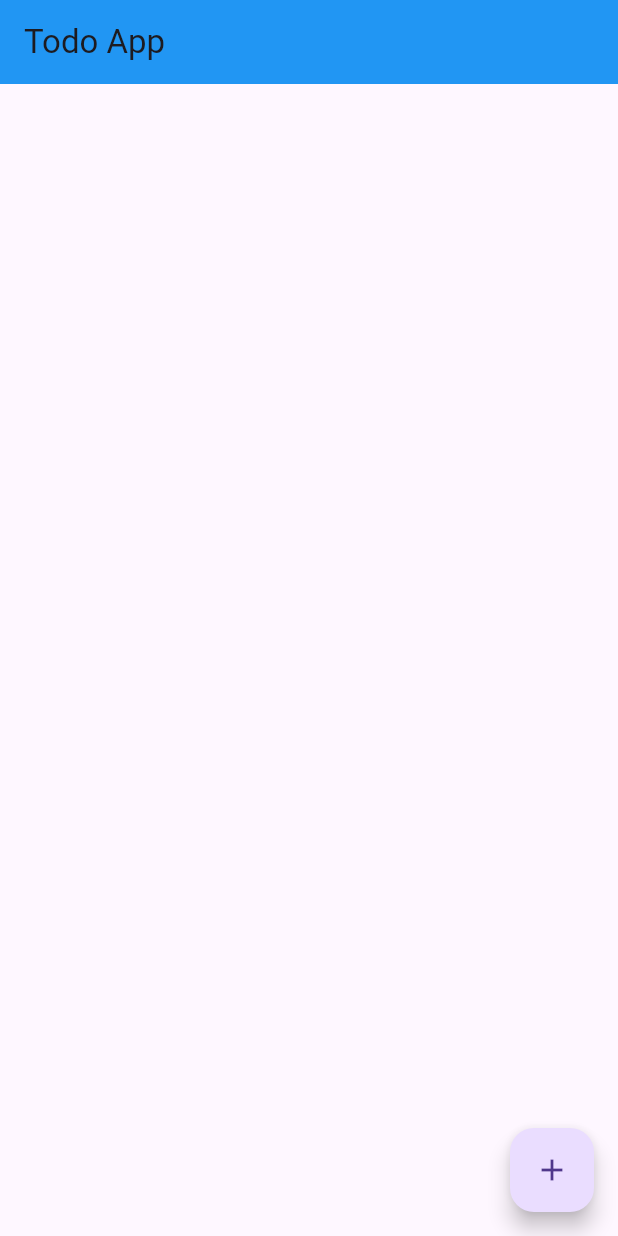
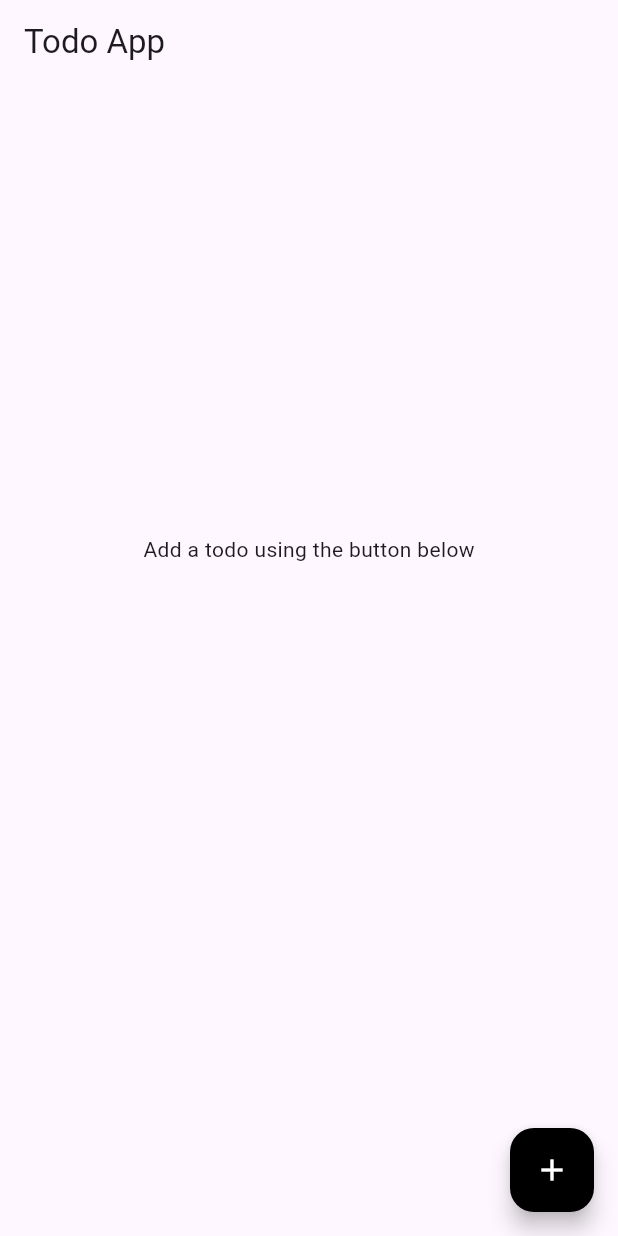
Before and after one commit to aldopaganijr/TodoApp, a Flutter app: the screen it shows after launch, on a phone screen of 412 x 824 dp. Run offline on Flutter 3.47's test engine with Material 3 defaults, Android fonts, the phone set to English and light mode, and no system bars; our stand-ins replace flutter_riverpod, flutter_slidable.

Commit message:
added some styling to the app, version 1 wrapped up

```diff
--- a/lib/main.dart
+++ b/lib/main.dart
@@ -11,6 +11,11 @@ class MyApp extends StatelessWidget {
 
   @override
   Widget build(BuildContext context) {
-    return MaterialApp(home: MyHomePage());
+    return MaterialApp(
+      theme: ThemeData(
+        appBarTheme: const AppBarTheme(backgroundColor: Colors.transparent),
+      ),
+      home: MyHomePage(),
+    );
   }
 }
--- a/lib/pages/add.dart
+++ b/lib/pages/add.dart
@@ -9,7 +9,7 @@ class AddTodo extends ConsumerWidget {
   Widget build(BuildContext context, WidgetRef ref) {
     TextEditingController todoController = TextEditingController();
     return Scaffold(
-      appBar: AppBar(title: Text('Add Todo'), backgroundColor: Colors.blue),
+      appBar: AppBar(title: Text('Add Todo')),
       body: Center(
         child: Column(
           mainAxisSize: MainAxisSize.min,
--- a/lib/pages/completed.dart
+++ b/lib/pages/completed.dart
@@ -13,7 +13,7 @@ class CompletedTodo extends ConsumerWidget {
     List<Todo> completedTodos =
         todos.where((todo) => todo.completed == true).toList();
     return Scaffold(
-      appBar: AppBar(title: Text('Todo App'), backgroundColor: Colors.blue),
+      appBar: AppBar(title: Text('Todo App')),
       body: ListView.builder(
         itemCount: completedTodos.length,
         itemBuilder: (context, index) {
@@ -23,15 +23,24 @@ class CompletedTodo extends ConsumerWidget {
               children: [
                 SlidableAction(
                   onPressed:
-                      (context) =>
-                          ref.watch(todoProvider.notifier).deleteTodo(index),
+                      (context) => ref
+                          .watch(todoProvider.notifier)
+                          .deleteTodo(completedTodos[index].todoId),
                   backgroundColor: Colors.red,
                   borderRadius: BorderRadius.all(Radius.circular(20)),
                   icon: (Icons.delete),
                 ),
               ],
             ),
-            child: ListTile(title: Text(completedTodos[index].content)),
+            child: Container(
+              margin: EdgeInsets.all(8),
+              padding: const EdgeInsets.all(10),
+              decoration: BoxDecoration(
+                color: Colors.grey[300],
+                borderRadius: const BorderRadius.all(Radius.circular(20)),
+              ),
+              child: ListTile(title: Text(completedTodos[index].content)),
+            ),
           );
         },
       ),
--- a/lib/pages/home.dart
+++ b/lib/pages/home.dart
@@ -1,3 +1,5 @@
+import 'dart:math';
+
 import 'package:flutter/material.dart';
 import 'package:flutter_riverpod/flutter_riverpod.dart';
 import 'package:flutter_slidable/flutter_slidable.dart';
@@ -17,14 +19,21 @@ class MyHomePage extends ConsumerWidget {
     List<Todo> completedTodos =
         todos.where((todo) => todo.completed == true).toList();
     return Scaffold(
-      appBar: AppBar(title: Text('Todo App'), backgroundColor: Colors.blue),
+      appBar: AppBar(title: Text('Todo App')),
       body: ListView.builder(
         itemCount: activeTodos.length + 1,
         itemBuilder: (context, index) {
-          if (index == activeTodos.length) {
-            if (completedTodos.isEmpty)
+          if (activeTodos.isEmpty) {
+            return Padding(
+              padding: const EdgeInsets.only(top: 300),
+              child: const Center(
+                child: Text('Add a todo using the button below'),
+              ),
+            );
+          } else if (index == activeTodos.length) {
+            if (completedTodos.isEmpty) {
               return Container();
-            else {
+            } else {
               return Center(
                 child: TextButton(
                   child: Text('Completed Todos'),
@@ -44,8 +53,9 @@ class MyHomePage extends ConsumerWidget {
                 children: [
                   SlidableAction(
                     onPressed:
-                        (context) =>
-                            ref.watch(todoProvider.notifier).deleteTodo(index),
+                        (context) => ref
+                            .watch(todoProvider.notifier)
+                            .deleteTodo(activeTodos[index].todoId),
                     backgroundColor: Colors.red,
                     borderRadius: BorderRadius.all(Radius.circular(20)),
                     icon: (Icons.delete),
@@ -59,14 +69,22 @@ class MyHomePage extends ConsumerWidget {
                     onPressed:
                         (context) => ref
                             .watch(todoProvider.notifier)
-                            .completeTodo(index),
+                            .completeTodo(activeTodos[index].todoId),
                     backgroundColor: Colors.green,
                     borderRadius: BorderRadius.all(Radius.circular(20)),
                     icon: (Icons.check),
                   ),
                 ],
               ),
-              child: ListTile(title: Text(activeTodos[index].content)),
+              child: Container(
+                margin: EdgeInsets.all(8),
+                padding: const EdgeInsets.all(10),
+                decoration: BoxDecoration(
+                  color: Colors.grey[300],
+                  borderRadius: const BorderRadius.all(Radius.circular(20)),
+                ),
+                child: ListTile(title: Text(activeTodos[index].content)),
+              ),
             );
           }
         },
@@ -78,7 +96,8 @@ class MyHomePage extends ConsumerWidget {
             context,
           ).push(MaterialPageRoute(builder: (context) => const AddTodo()));
         },
-        child: const Icon(Icons.add),
+        backgroundColor: Colors.black,
+        child: const Icon(Icons.add, color: Colors.white),
       ),
     );
   }
```
